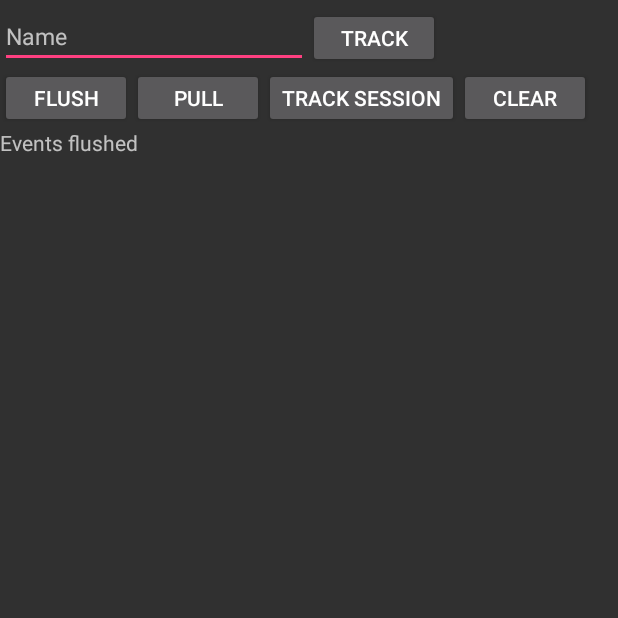
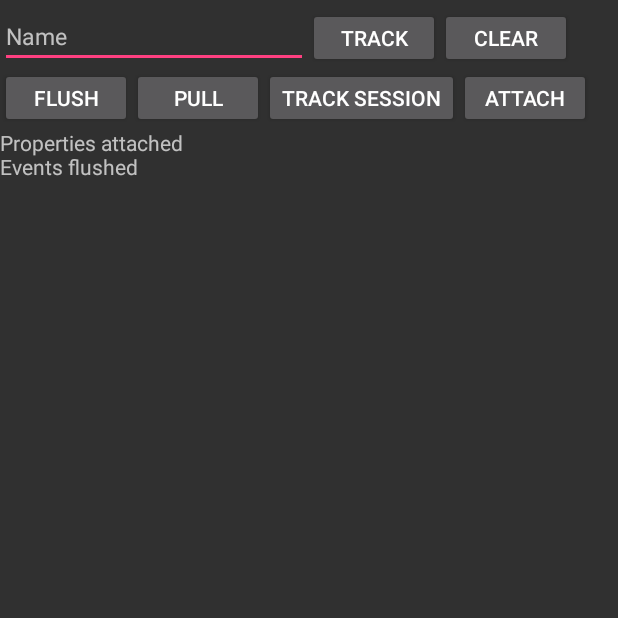
Before and after one commit to appmetr/appmetr-android, an Android app: the EventsTabActivity screen opened directly, with no data from a screen before it, after a tap on "FLUSH", on a phone screen of 412 x 824 dp, the top half of it. Run offline under Robolectric (Android 15) with nearby library versions, the phone set to English and light mode, and no system bars; our stand-ins replace AdMob; libraries missing offline, so code that uses them is left out: com.google.android.gms; 3 statements that could not run were skipped; 3 other taps on this screen came first.

```diff
--- a/appmetr/src/main/java/com/appmetr/android/internal/AppMetrTrackingManager.java
+++ b/appmetr/src/main/java/com/appmetr/android/internal/AppMetrTrackingManager.java
@@ -342,7 +342,7 @@ public class AppMetrTrackingManager {
     protected void trackInstallBroadcast() {
         try {
             JSONObject action = new JSONObject().put("action", "installBroadcast");
-            action.put("$country", ContextProxy.COUNTRY);
+            action.put("$country", Locale.getDefault().getCountry());
 
             track(action);
             flushAndUploadAllEventsAsync();
--- a/demo/src/main/java/com/appmetr/android/demo/tabs/EventsTabActivity.java
+++ b/demo/src/main/java/com/appmetr/android/demo/tabs/EventsTabActivity.java
@@ -95,6 +95,15 @@ public class EventsTabActivity extends AbstractTabActivity {
             }
         });
 
+        Button buttonAttachProperties = (Button) findViewById(R.id.buttonAttach);
+        buttonAttachProperties.setOnClickListener(new View.OnClickListener() {
+            @Override
+            public void onClick(View v) {
+                AppMetr.attachProperties();
+                logMessage("Properties attached");
+            }
+        });
+
         Button buttonCls = (Button) findViewById(R.id.buttonClear);
         buttonCls.setOnClickListener(new View.OnClickListener() {
             @Override public void onClick(View view) {
--- a/demo/src/main/res/layout/events.xml
+++ b/demo/src/main/res/layout/events.xml
@@ -1,63 +1,71 @@
 <?xml version="1.0" encoding="utf-8"?>
 
 <RelativeLayout xmlns:android="http://schemas.android.com/apk/res/android"
-              android:orientation="vertical"
     android:layout_width="match_parent"
-              android:layout_height="match_parent">
+    android:layout_height="match_parent"
+    android:orientation="vertical">
+
     <EditText
         android:id="@+id/editEventName"
         android:layout_width="205dp"
         android:layout_height="40dp"
         android:layout_marginTop="5dp"
-            android:textSize="15dp"
         android:hint="@string/event_tab_hint_event_name"
-            />
+        android:textSize="15dp" />
+
     <Button
         android:id="@+id/buttonTrack"
         android:layout_width="wrap_content"
         android:layout_height="40dp"
-            android:text="@string/button_track"
         android:layout_marginTop="5dp"
         android:layout_toRightOf="@id/editEventName"
-            />
+        android:text="@string/button_track" />
+
+    <Button
+        android:id="@+id/buttonClear"
+        android:layout_width="wrap_content"
+        android:layout_height="40dp"
+        android:layout_marginTop="5dp"
+        android:layout_toRightOf="@id/buttonTrack"
+        android:text="@string/event_tab_button_clear" />
+
     <Button
         android:id="@+id/buttonFlush"
         android:layout_width="wrap_content"
         android:layout_height="40dp"
-            android:text="@string/button_flush"
         android:layout_below="@id/editEventName"
-            />
+        android:text="@string/button_flush" />
+
     <Button
         android:id="@+id/buttonPull"
         android:layout_width="wrap_content"
         android:layout_height="40dp"
-            android:text="@string/button_pull"
         android:layout_below="@id/editEventName"
         android:layout_toRightOf="@id/buttonFlush"
-            />
+        android:text="@string/button_pull" />
+
     <Button
         android:id="@+id/buttonTrackSession"
         android:layout_width="wrap_content"
         android:layout_height="40dp"
-            android:text="@string/event_tab_button_track_session"
         android:layout_below="@id/editEventName"
         android:layout_toRightOf="@id/buttonPull"
-            />
+        android:text="@string/event_tab_button_track_session" />
+
     <Button
-            android:id="@+id/buttonClear"
+        android:id="@+id/buttonAttach"
         android:layout_width="wrap_content"
         android:layout_height="40dp"
-            android:text="@string/event_tab_button_clear"
         android:layout_below="@id/editEventName"
         android:layout_toRightOf="@id/buttonTrackSession"
-            />
+        android:text="@string/event_tab_button_attach" />
+
     <TextView
         android:id="@+id/textViewLog"
         android:layout_width="fill_parent"
         android:layout_height="wrap_content"
         android:layout_below="@id/buttonFlush"
-            android:text="Content"
-            />
+        android:text="Content" />
 
 
 </RelativeLayout>
--- a/demo/src/main/res/values/strings.xml
+++ b/demo/src/main/res/values/strings.xml
@@ -46,4 +46,5 @@
     <string name="info_tab_token">Token</string>
     <string name="info_tab_track_session">Track session by app</string>
     <string name="info_tab_track_install">Track install by app</string>
+    <string name="event_tab_button_attach">Attach</string>
 </resources>
```
Also changed, not shown: appmetr/src/main/java/com/appmetr/android/AppMetr.java (+6 -2 lines), appmetr/src/main/java/com/appmetr/android/internal/ContextProxy.java (+2 -27 lines). Lines whose indentation alone changed are shown as unchanged.
